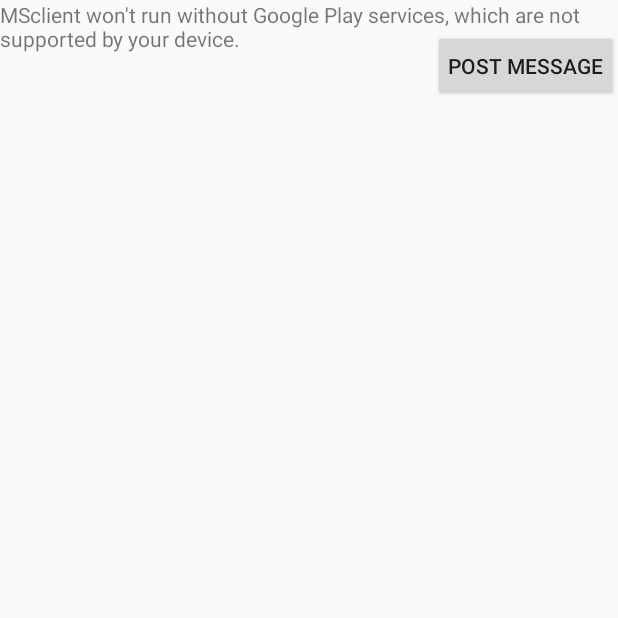
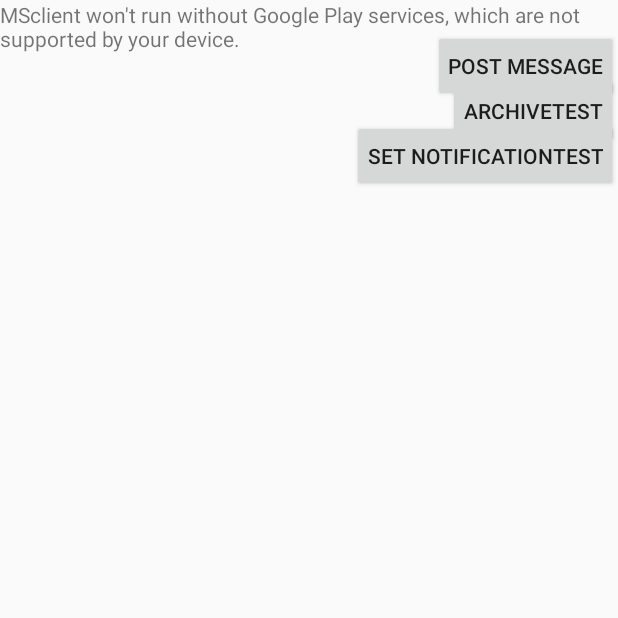
Before and after one commit to jpajukan/mobsosclient, an Android app: the screen it shows after launch (MapsActivity), on a phone screen of 412 x 824 dp, the top half of it. Run offline under Robolectric (Android 15) with nearby library versions, the phone set to English and light mode, and no system bars.

```diff
--- a/MSclient/app/src/main/AndroidManifest.xml
+++ b/MSclient/app/src/main/AndroidManifest.xml
@@ -37,6 +37,7 @@
                 <category android:name="android.intent.category.LAUNCHER" />
             </intent-filter>
         </activity>
+        <activity android:name=".ArchiveActivity"></activity>
     </application>
 
 </manifest>
--- a/MSclient/app/src/main/res/layout/activity_maps.xml
+++ b/MSclient/app/src/main/res/layout/activity_maps.xml
@@ -24,6 +24,26 @@
         android:layout_marginTop="20dp"
         android:paddingRight="10dp"
         android:id="@+id/postMessageDialogButton" />
+
+    <Button
+        android:layout_width="wrap_content"
+        android:layout_height="wrap_content"
+        android:layout_gravity="right|top"
+        android:text="Archivetest"
+        android:padding="10dp"
+        android:layout_marginTop="50dp"
+        android:paddingRight="10dp"
+        android:id="@+id/testButton" />
+
+    <Button
+        android:layout_width="wrap_content"
+        android:layout_height="wrap_content"
+        android:layout_gravity="right|top"
+        android:text="Set notificationtest"
+        android:padding="10dp"
+        android:layout_marginTop="80dp"
+        android:paddingRight="10dp"
+        android:id="@+id/testButton2" />
 </fragment>
 
 
--- /dev/null
+++ b/MSclient/app/src/main/res/values-w820dp/dimens.xml
@@ -0,0 +1,6 @@
+<resources>
+    <!-- Example customization of dimensions originally defined in res/values/dimens.xml
+         (such as screen margins) for screens with more than 820dp of available width. This
+         would include 7" and 10" devices in landscape (~960dp and ~1280dp respectively). -->
+    <dimen name="activity_horizontal_margin">64dp</dimen>
+</resources>
--- /dev/null
+++ b/MSclient/app/src/main/res/values/dimens.xml
@@ -0,0 +1,5 @@
+<resources>
+    <!-- Default screen margins, per the Android Design guidelines. -->
+    <dimen name="activity_horizontal_margin">16dp</dimen>
+    <dimen name="activity_vertical_margin">16dp</dimen>
+</resources>
```
Also changed, not shown: MSclient/app/src/main/java/fi/oulu/mobisocial/msclient/ArchiveActivity.java (added, +13 -0 lines), MSclient/app/src/main/java/fi/oulu/mobisocial/msclient/MapsActivity.java (+38 -0 lines), MSclient/app/src/main/java/fi/oulu/mobisocial/msclient/PostMessageDialogFragment.java (+10 -0 lines), MSclient/app/src/main/res/layout/activity_archive.xml (added, +13 -0 lines).
